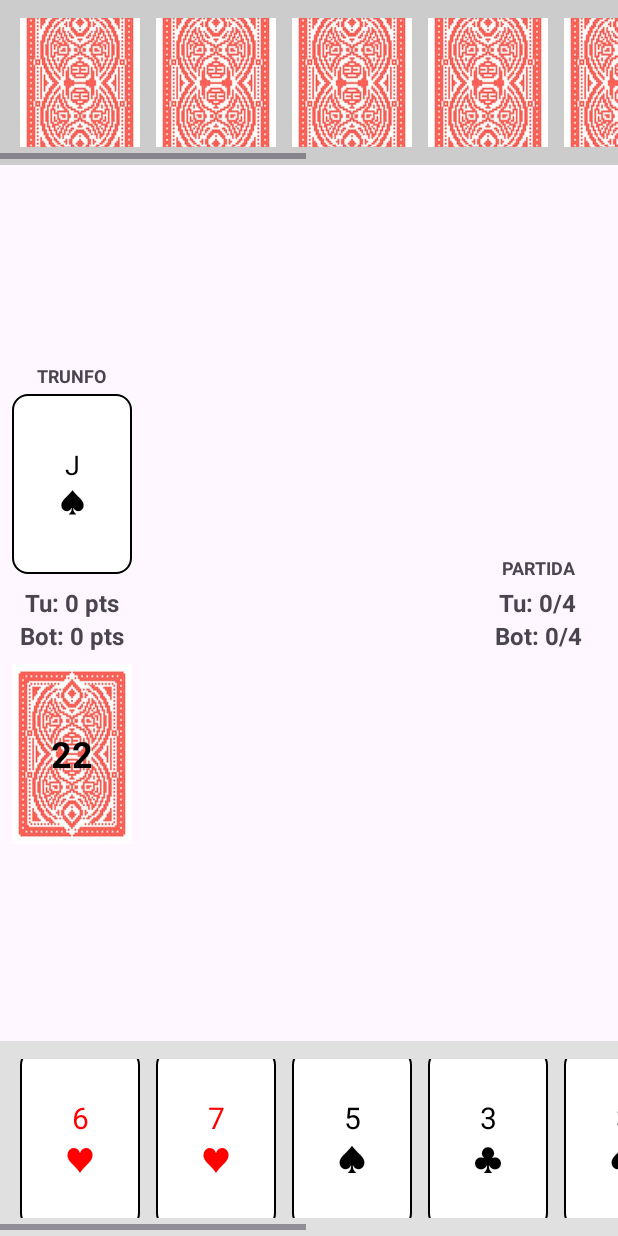
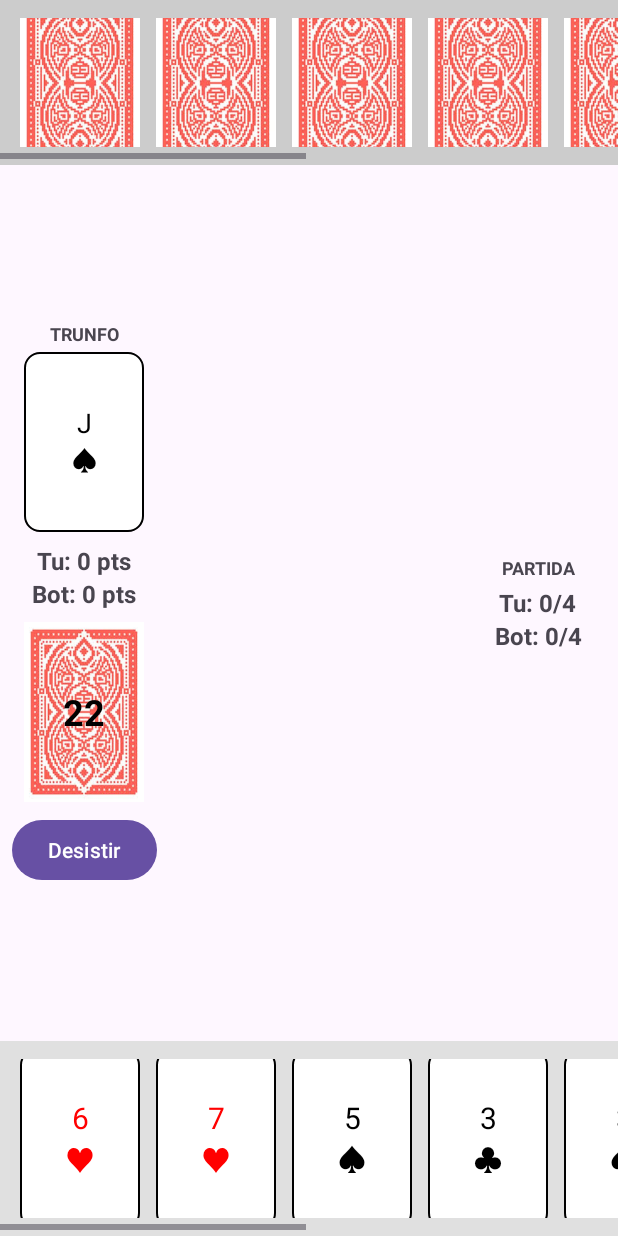
Before and after one commit to PanDisney/GRUPO-TAES-2025, an Android app: the GameActivity screen opened directly, with no data from a screen before it, on a phone screen of 412 x 824 dp. Run offline under Robolectric (Android 15) with nearby library versions, the phone set to English and light mode, and no system bars.

Commit message:
US-10 - Botão "Desisitr" feito

```diff
--- a/code/BiscaTAES/app/src/main/res/layout/activity_game.xml
+++ b/code/BiscaTAES/app/src/main/res/layout/activity_game.xml
@@ -95,6 +95,13 @@
                 tools:text="30" />
         </FrameLayout>
 
+        <Button
+            android:id="@+id/giveUpButton"
+            android:layout_width="wrap_content"
+            android:layout_height="wrap_content"
+            android:layout_marginTop="8dp"
+            android:text="Desistir" />
+
     </LinearLayout>
 
     <!-- NEW: Games Won Scoreboard -->
```
Also changed, not shown: code/BiscaTAES/app/src/main/java/com/example/biscataes/GameActivity.kt (+20 -0 lines).
